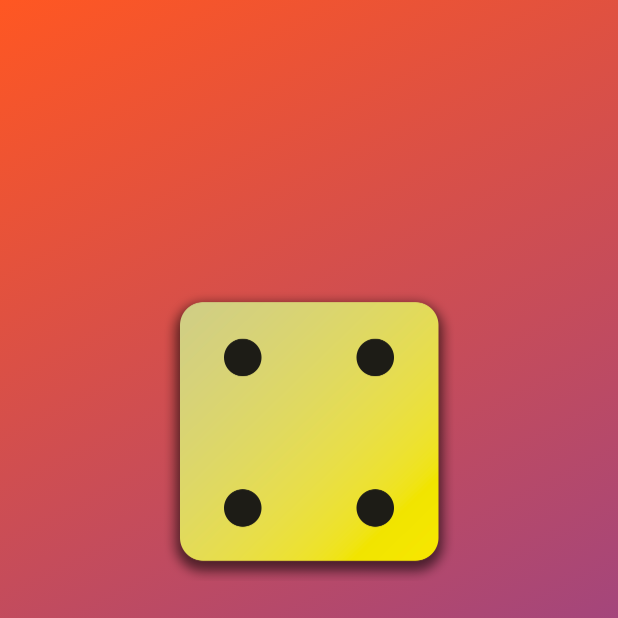
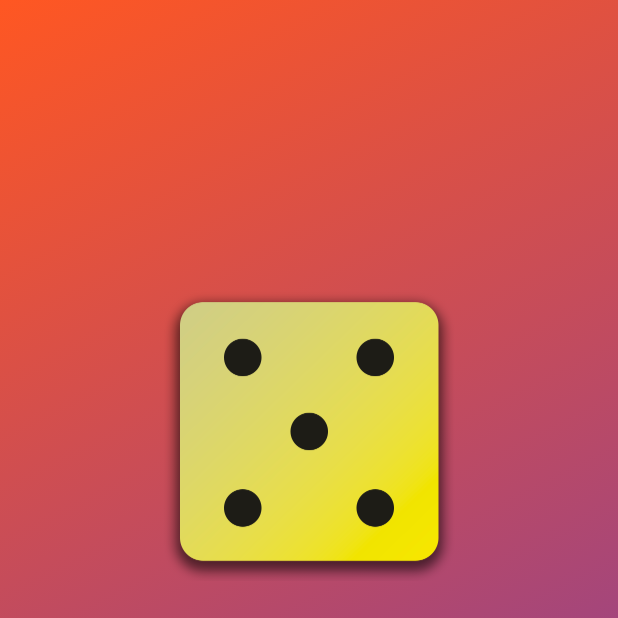
Before and after one commit to Marcell-Roos/flutter-course-notes-and-code, a Flutter app: the screen it shows after launch, after a tap on "Roll Dice", on a phone screen of 412 x 824 dp, the top half of it. Run offline on Flutter 3.47's test engine with Material 3 defaults, Android fonts, the phone set to English and light mode, and no system bars.

Commit message:
Section 2 Wrap up

```diff
--- a/flutter_template/lib/dice_roller.dart
+++ b/flutter_template/lib/dice_roller.dart
@@ -1,4 +1,8 @@
+import 'dart:math';
+
 import 'package:flutter/material.dart';
+
+final randomizer = Random();
 
 class DiceRoller extends StatefulWidget {
   const DiceRoller({super.key});
@@ -10,13 +14,13 @@
 
 // the "_" prefix makes the class private
 class _DiceRollerState extends State<DiceRoller> {
+  int currentDiceRoll = 1;
   var activeDiceImage =
       'assets/images/dice-images/dice-1.png';
 
   void rollDice() {
     setState(() {
-      activeDiceImage =
-          'assets/images/dice-images/dice-4.png';
+      currentDiceRoll = randomizer.nextInt(6) + 1;
     });
   }
 
@@ -26,7 +30,10 @@
       // Centre Vertically
       mainAxisSize: MainAxisSize.min,
       children: [
-        Image.asset(activeDiceImage, width: 200),
+        Image.asset(
+          'assets/images/dice-images/dice-$currentDiceRoll.png',
+          width: 200,
+        ),
         const SizedBox(
           height: 200,
         ), // Alternative to Padding
--- a/flutter_template/lib/main.dart
+++ b/flutter_template/lib/main.dart
@@ -1,5 +1,6 @@
 // This is not the template app anymore,
 // it is heavy modified for a follow along
+
 import 'package:flutter/material.dart';
 import 'package:flutter_template/gradient_container.dart';
 
```
